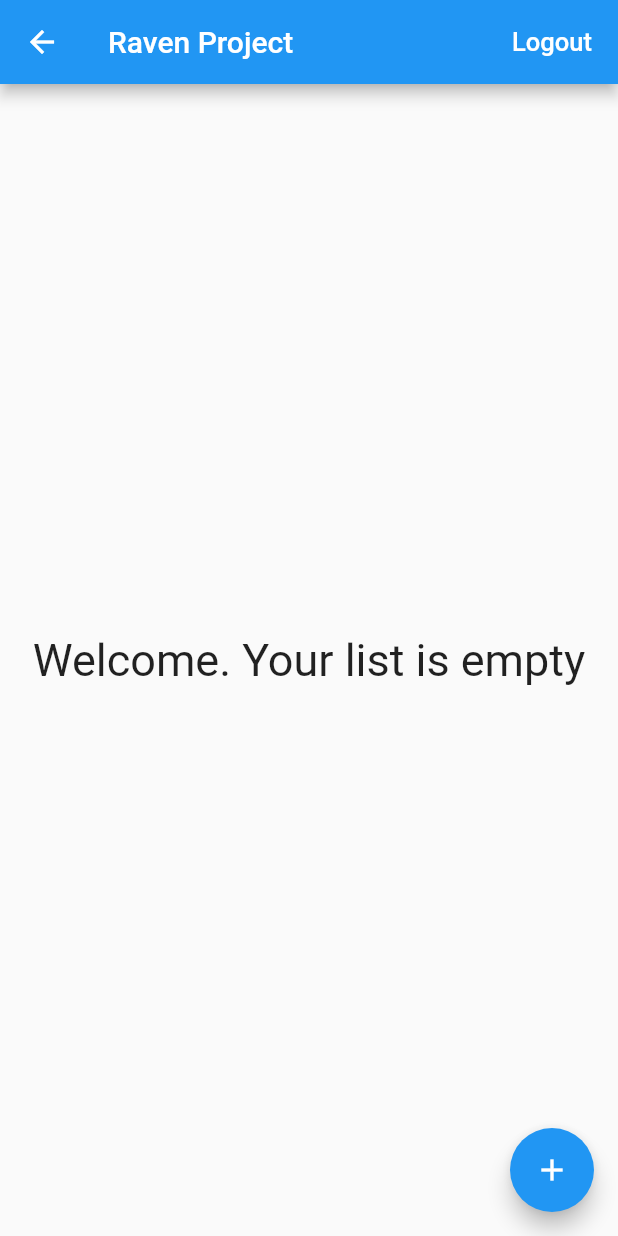
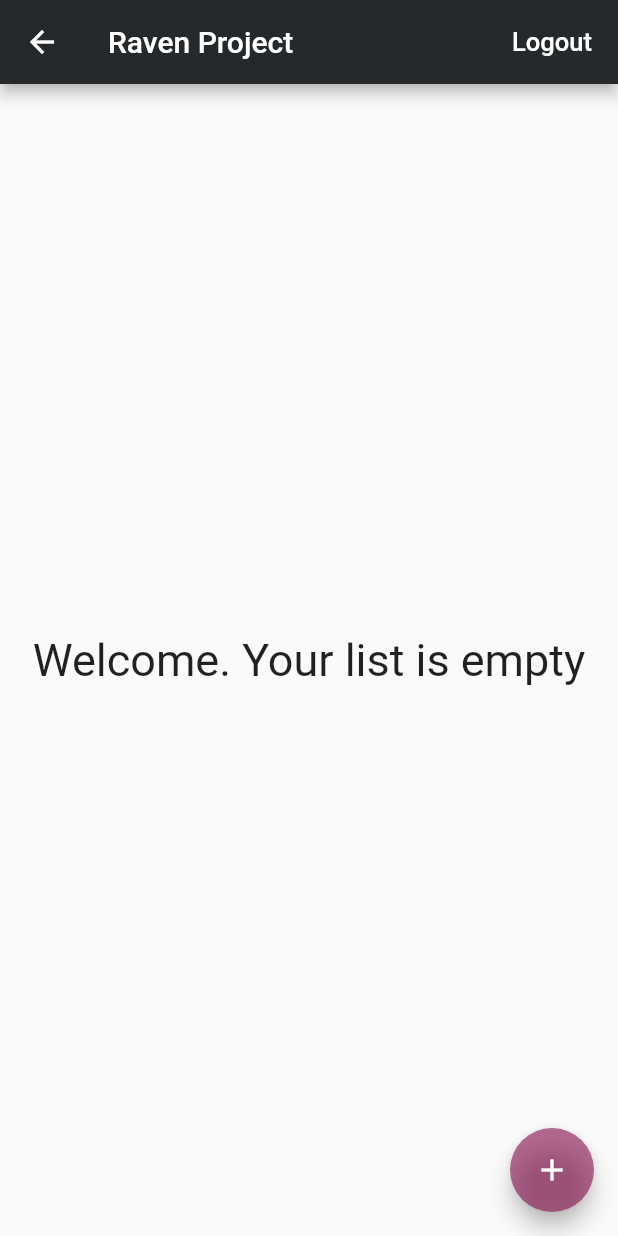
Before and after one commit to JazerBarclay/raven-app, a Flutter app: the HomePage screen opened directly, on a phone screen of 412 x 824 dp. Run offline on Flutter 3.47's test engine with Material 2 defaults, Android fonts, the phone set to English and light mode, and no system bars; our stand-ins replace firebase_auth, firebase_database; accounts and stored records are empty.

```diff
--- a/raven_app/lib/main.dart
+++ b/raven_app/lib/main.dart
@@ -10,11 +10,25 @@ class MyApp extends StatelessWidget {
   @override
   Widget build(BuildContext context) {
     return new MaterialApp(
-        title: 'Raven Demo',
+        title: 'Raven',
         debugShowCheckedModeBanner: false,
         theme: new ThemeData(
-          primarySwatch: Colors.blue,
+          primarySwatch: MaterialColor(0xFF25292C, color),
         ),
         home: new RootPage(auth: new Auth()));
   }
+
+  Map<int, Color> color = {
+    50:Color.fromRGBO(136,14,79, .1),
+    100:Color.fromRGBO(136,14,79, .2),
+    200:Color.fromRGBO(136,14,79, .3),
+    300:Color.fromRGBO(136,14,79, .4),
+    400:Color.fromRGBO(136,14,79, .5),
+    500:Color.fromRGBO(136,14,79, .6),
+    600:Color.fromRGBO(136,14,79, .7),
+    700:Color.fromRGBO(136,14,79, .8),
+    800:Color.fromRGBO(136,14,79, .9),
+    900:Color.fromRGBO(136,14,79, 1),
+  };
+
 }
```
Also changed, not shown: raven_app/lib/pages/login_signup_page.dart (+30 -14 lines).
